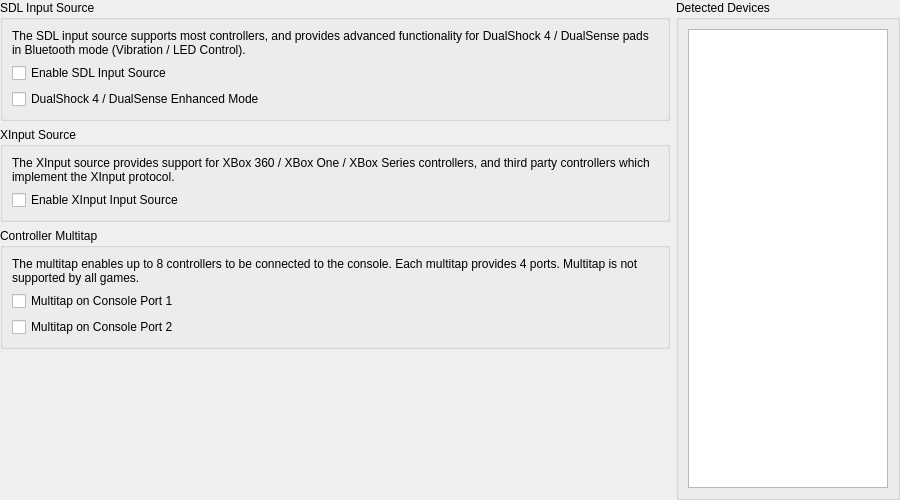
Qt form pcsx2-qt/Settings/ControllerGlobalSettingsWidget.ui (PCSX2/pcsx2) before a commit.
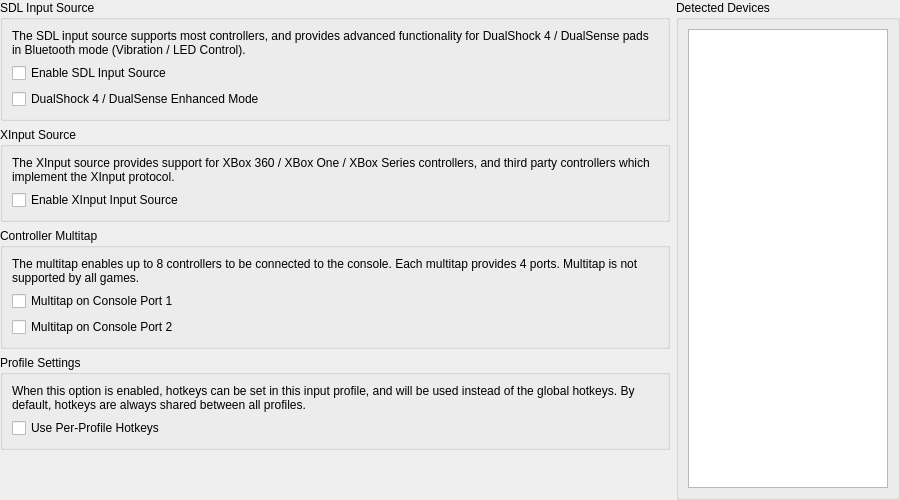
The same form after that commit.

Commit message: Qt: Implement input profiles

```diff
--- a/pcsx2-qt/Settings/ControllerGlobalSettingsWidget.ui
+++ b/pcsx2-qt/Settings/ControllerGlobalSettingsWidget.ui
@@ -13,7 +13,7 @@
   <property name="windowTitle">
    <string>Form</string>
   </property>
-  <layout class="QHBoxLayout" name="horizontalLayout" stretch="1,0">
+  <layout class="QGridLayout" name="mainLayout" columnstretch="1,0">
    <property name="leftMargin">
     <number>0</number>
    </property>
@@ -26,9 +26,7 @@
    <property name="bottomMargin">
     <number>0</number>
    </property>
-   <item>
-    <layout class="QVBoxLayout" name="verticalLayout_4">
-     <item>
+   <item row="0" column="0">
       <widget class="QGroupBox" name="groupBox">
        <property name="title">
         <string>SDL Input Source</string>
@@ -120,7 +118,33 @@
        </layout>
       </widget>
      </item>
-     <item>
+   <item row="3" column="0">
+    <widget class="QGroupBox" name="profileSettings">
+     <property name="title">
+      <string>Profile Settings</string>
+     </property>
+     <layout class="QGridLayout" name="gridLayout_5">
+      <item row="0" column="0">
+       <widget class="QLabel" name="label_4">
+        <property name="text">
+         <string>When this option is enabled, hotkeys can be set in this input profile, and will be used instead of the global hotkeys. By default, hotkeys are always shared between all profiles.</string>
+        </property>
+        <property name="wordWrap">
+         <bool>true</bool>
+        </property>
+       </widget>
+      </item>
+      <item row="1" column="0">
+       <widget class="QCheckBox" name="useProfileHotkeyBindings">
+        <property name="text">
+         <string>Use Per-Profile Hotkeys</string>
+        </property>
+       </widget>
+      </item>
+     </layout>
+    </widget>
+   </item>
+   <item row="4" column="0">
       <spacer name="verticalSpacer">
        <property name="orientation">
         <enum>Qt::Vertical</enum>
@@ -128,14 +152,12 @@
        <property name="sizeHint" stdset="0">
         <size>
          <width>20</width>
-         <height>40</height>
+       <height>45</height>
         </size>
        </property>
       </spacer>
      </item>
-    </layout>
-   </item>
-   <item>
+   <item row="0" column="1" rowspan="5">
     <widget class="QGroupBox" name="groupBox_3">
      <property name="title">
       <string>Detected Devices</string>
```
Left out of the diff: 38 changed lines with no effect on the pictures. Lines whose indentation alone changed are shown as unchanged. The commit also changes 33 other files.
